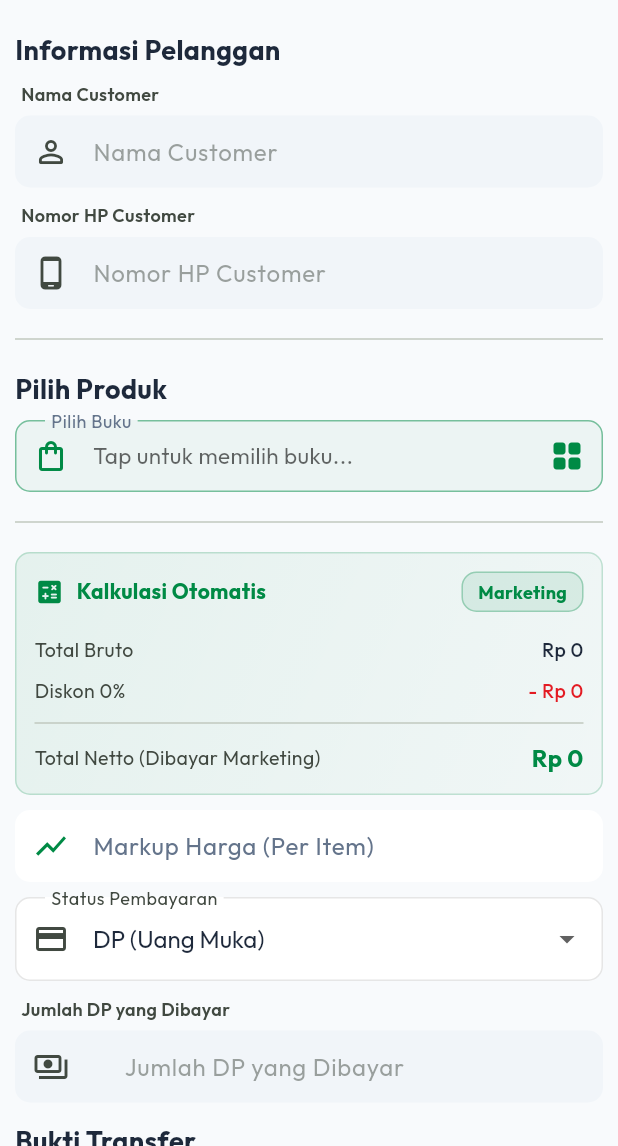
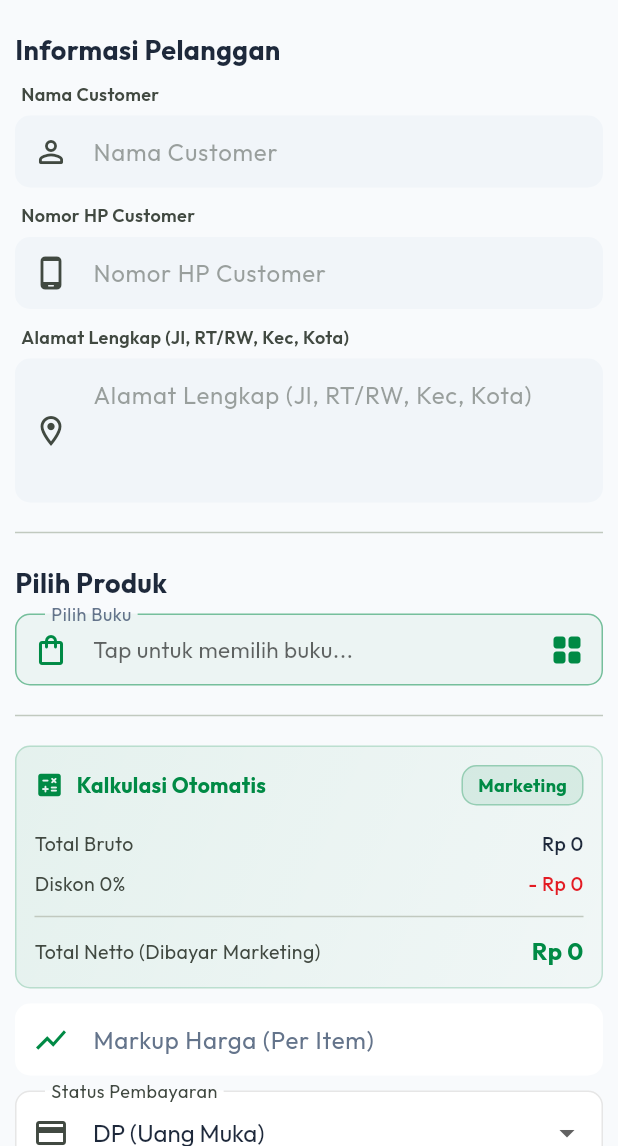
Before and after one commit to rasyiqi-code/Marketing_Penerbit_Jagaddhita, a Flutter app: the SalesEntryBookScreen screen opened by its route, on a phone screen of 412 x 824 dp, the part 90-1236 px from its top. Run offline on Flutter 3.47's test engine with Material 3 defaults, Android fonts, the phone set to English and light mode, and no system bars; our stand-ins replace cloud_firestore, file_picker, firebase_auth, firebase_core, flutter_dotenv, flutter_local_notifications and 6 more; missing offline and left inert: dart:js_interop, dart:ui_web, excel, minio; accounts and stored records are empty.

Commit message:
feat: add customer address field, update payment proof requirements, and enhance UI for COD transactions

```diff
--- a/lib/src/core/models/sale_model.dart
+++ b/lib/src/core/models/sale_model.dart
@@ -64,6 +64,7 @@ class SaleModel {
   // Helper getters for new transaction fields
   String get customerName => details['customer_name'] ?? details['nama_pemesan'] ?? '-';
   String get customerPhone => details['customer_phone'] ?? details['telepon_penerima'] ?? '-';
+  String get customerAddress => details['customer_address'] ?? details['alamat_lengkap'] ?? '-';
 
   List<int> get productQuantities {
     if (details['product_quantities'] != null) {
--- a/lib/src/features/sales/sales_entry_book_screen.dart
+++ b/lib/src/features/sales/sales_entry_book_screen.dart
@@ -46,6 +46,7 @@ class _SalesEntryBookScreenState
   // Customer Autocomplete
   final _customerNameController = TextEditingController();
   final _customerPhoneController = TextEditingController();
+  final _customerAddressController = TextEditingController();
   List<CustomerModel> _allCustomers = [];
   List<CustomerModel> _filteredCustomers = [];
   bool _showCustomerSuggestions = false;
@@ -276,6 +277,7 @@ class _SalesEntryBookScreenState
 
     final customerName = _customerNameController.text.trim();
     final customerPhone = _customerPhoneController.text.trim();
+    final customerAddress = _customerAddressController.text.trim();
 
     if (customerName.isEmpty) {
       ScaffoldMessenger.of(context).showSnackBar(
@@ -286,6 +288,12 @@ class _SalesEntryBookScreenState
     if (customerPhone.isEmpty) {
       ScaffoldMessenger.of(context).showSnackBar(
         const SnackBar(content: Text('Silakan masukkan nomor HP customer')),
+      );
+      return;
+    }
+    if (customerAddress.isEmpty) {
+      ScaffoldMessenger.of(context).showSnackBar(
+        const SnackBar(content: Text('Silakan masukkan alamat lengkap customer')),
       );
       return;
     }
@@ -366,6 +374,7 @@ class _SalesEntryBookScreenState
           'product_quantities': _selectedProducts.map((p) => _selectedProductQuantities[p.id] ?? 1).toList(),
           'customer_name': customerName,
           'customer_phone': customerPhone,
+          'customer_address': customerAddress,
           'marketing_category': _marketingCategory ?? 'none',
           'commission_percentage': _discountPercent,
           'discount_amount': _discountAmount,
@@ -436,6 +445,7 @@ class _SalesEntryBookScreenState
   void dispose() {
     _customerNameController.dispose();
     _customerPhoneController.dispose();
+    _customerAddressController.dispose();
     _markupController.dispose();
     _dpAmountController.dispose();
     super.dispose();
@@ -568,6 +578,13 @@ class _SalesEntryBookScreenState
                               label: 'Nomor HP Customer',
                               icon: Icons.phone_android_rounded,
                               keyboardType: TextInputType.phone,
+                            ),
+                            const SizedBox(height: 10),
+                            SalesTextField(
+                              controller: _customerAddressController,
+                              label: 'Alamat Lengkap (Jl, RT/RW, Kec, Kota)',
+                              icon: Icons.location_on_outlined,
+                              maxLines: 3,
                             ),
                           ],
                         ),
@@ -844,7 +861,7 @@ class _SalesEntryBookScreenState
                           shadowColor: color.withValues(alpha: 0.3),
                         ),
                         onPressed:
-                            (_isLoading || _transactionProofUrl == null)
+                            (_isLoading || (_paymentStatus != 'COD' && _transactionProofUrl == null))
                                 ? null
                                 : _submitSale,
                         child: _isLoading
--- a/lib/src/features/sales/utils/faktur_pdf_generator.dart
+++ b/lib/src/features/sales/utils/faktur_pdf_generator.dart
@@ -303,7 +303,7 @@ Future<Uint8List> generateFakturPdf(SaleModel sale, GlobalSettingsModel? setting
                               ),
                             ),
                             pw.Text(
-                              'Email: ${sale.details['customer_email'] ?? 'customer@email.com'}',
+                              'Alamat: ${sale.customerAddress}',
                               style: const pw.TextStyle(
                                 fontSize: 10,
                                 color: PdfColors.grey800,
--- a/lib/src/features/sales/widgets/faktur_printable_sheet.dart
+++ b/lib/src/features/sales/widgets/faktur_printable_sheet.dart
@@ -260,7 +260,7 @@ class FakturPrintableSheet extends StatelessWidget {
                             ),
                           ),
                           Text(
-                            'Email: ${sale.details['customer_email'] ?? 'customer@email.com'}',
+                            'Alamat: ${sale.customerAddress}',
                             style: GoogleFonts.outfit(
                               fontSize: 11,
                               color: Colors.black54,
--- a/lib/src/features/sales/widgets/sales_text_field.dart
+++ b/lib/src/features/sales/widgets/sales_text_field.dart
@@ -11,6 +11,7 @@ class SalesTextField extends StatelessWidget {
   final List<TextInputFormatter>? inputFormatters;
   final Function(String)? onChanged;
   final String? Function(String?)? validator;
+  final int maxLines;
 
   const SalesTextField({
     super.key,
@@ -22,6 +23,7 @@ class SalesTextField extends StatelessWidget {
     this.inputFormatters,
     this.onChanged,
     this.validator,
+    this.maxLines = 1,
   });
 
   @override
@@ -35,6 +37,7 @@ class SalesTextField extends StatelessWidget {
       inputFormatters: inputFormatters,
       onChanged: onChanged,
       validator: validator ?? (v) => v!.isEmpty ? 'Wajib diisi ya' : null,
+      maxLines: maxLines,
     );
   }
 }
```
Also changed, not shown: lib/src/features/admin/widgets/transaction_update_dialog.dart (+14 -8 lines).
